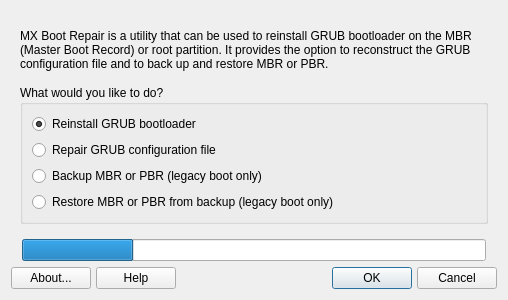
Above: mxbootrepair.ui from darthnoob/mx-bootrepair before the change. Below: the same form after it.
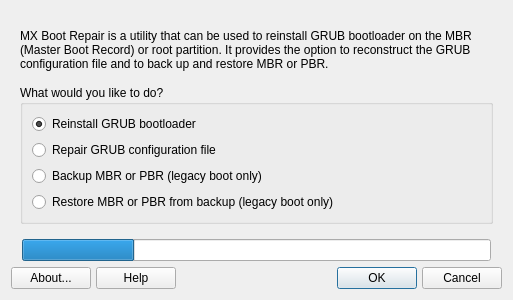
That is the form after the change. Icons and pictures are not drawn.

Commit message: fixed app icon

```diff
--- a/mxbootrepair.ui
+++ b/mxbootrepair.ui
@@ -6,7 +6,7 @@
    <rect>
     <x>0</x>
     <y>0</y>
-    <width>508</width>
+    <width>513</width>
     <height>300</height>
    </rect>
   </property>
```
Left out of the diff: 4 changed lines with no effect on the pictures.
